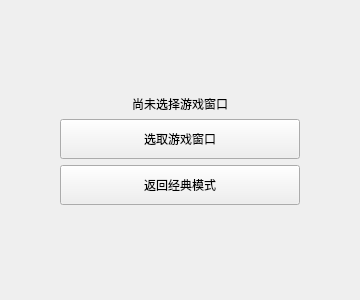
This is beta/ui_beta/game_lens_beta_window.ui in dingmark1/GameLens-public as Qt 5 draws it before an edit. The edited form follows.
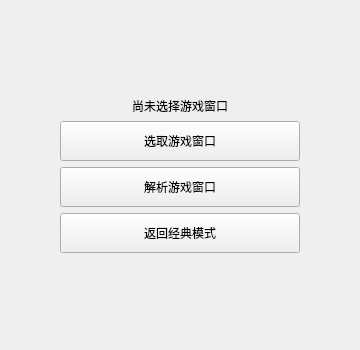
This is the edited form.

Commit message: beta窗口解析功能初步实现

The edit to the form file:
```diff
--- a/beta/ui_beta/game_lens_beta_window.ui
+++ b/beta/ui_beta/game_lens_beta_window.ui
@@ -8,13 +8,13 @@
   <property name="minimumSize">
    <size>
     <width>360</width>
-    <height>300</height>
+    <height>350</height>
    </size>
   </property>
   <property name="maximumSize">
    <size>
     <width>360</width>
-    <height>300</height>
+    <height>350</height>
    </size>
   </property>
   <layout class="QVBoxLayout" name="verticalLayout">
@@ -81,6 +81,25 @@
      </property>
     </widget>
    </item>
+   <item>
+    <widget class="QPushButton" name="parse_game_window_button">
+     <property name="minimumSize">
+      <size>
+       <width>240</width>
+       <height>40</height>
+      </size>
+     </property>
+     <property name="maximumSize">
+      <size>
+       <width>240</width>
+       <height>40</height>
+      </size>
+     </property>
+     <property name="text">
+      <string>解析游戏窗口</string>
+     </property>
+    </widget>
+   </item>
    <item>
     <widget class="QPushButton" name="return_classic_mode_button">
      <property name="minimumSize">
```
The commit also changes 8 other files.
